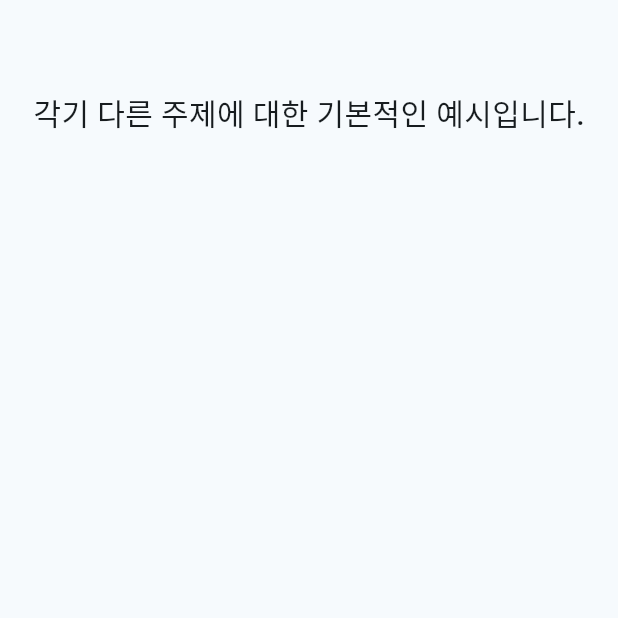
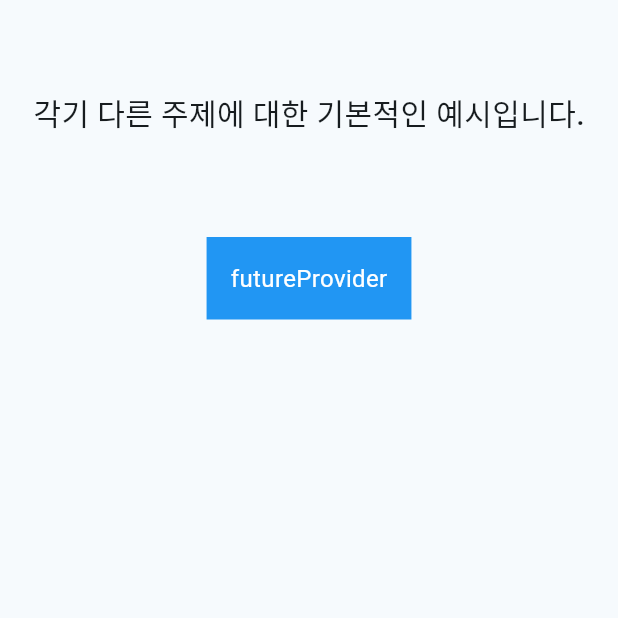
Before and after one commit to 8848man/riverpod_example, a Flutter app: the screen it shows after launch, on a phone screen of 412 x 824 dp, the top half of it. Run offline on Flutter 3.47's test engine with Material 3 defaults, Android fonts, the phone set to English and light mode, and no system bars; our stand-ins replace flutter_riverpod, freezed_annotation, go_router, riverpod_annotation; generated files the repository leaves out were written again.

Commit message:
홈, 페이지 라우팅 기능 추가

```diff
--- a/lib/features/future_provider_example/models/example_model.dart
+++ b/lib/features/future_provider_example/models/example_model.dart
@@ -9,6 +9,9 @@ class PersonData with _$PersonData {
     required Person person,
     @Default(PersonWithDefault()) PersonWithDefault personWithDefault,
   }) = _PersonData;
+
+  factory PersonData.fromJson(Map<String, dynamic> json) =>
+      _$PersonDataFromJson(json);
 }
 
 @freezed
--- a/lib/features/future_provider_example/screens/example_screen.dart
+++ b/lib/features/future_provider_example/screens/example_screen.dart
@@ -5,7 +5,8 @@ class ExampleScreen extends StatelessWidget {
 
   @override
   Widget build(BuildContext context) {
-    return Column(
+    return Scaffold(
+      body: Column(
         mainAxisAlignment: MainAxisAlignment.center,
         children: [
           const Text('Riverpod Example'),
@@ -24,6 +25,7 @@ class ExampleScreen extends StatelessWidget {
             ],
           ),
         ],
+      ),
     );
   }
 }
--- /dev/null
+++ b/lib/features/home/enums/feature_list.dart
@@ -0,0 +1,8 @@
+enum FeatureList {
+  futureProvider('futureProvider', '/futureProvider');
+
+  const FeatureList(this.name, this.routeName);
+
+  final String name;
+  final String routeName;
+}
--- a/lib/features/home/widgets/home_body.dart
+++ b/lib/features/home/widgets/home_body.dart
@@ -1,15 +1,38 @@
 import 'package:flutter/material.dart';
 import 'package:flutter_riverpod/flutter_riverpod.dart';
+import 'package:riverpod_example/features/home/enums/feature_list.dart';
+import 'package:riverpod_example/features/home/view_models/home_view_model.dart';
 
 class HomeBody extends ConsumerWidget {
   const HomeBody({super.key});
 
   @override
   Widget build(BuildContext context, WidgetRef ref) {
-    return _buildContents();
+    return _buildContents(ref);
   }
 
-  Widget _buildContents() {
-    return SingleChildScrollView(child: Column());
+  Widget _buildContents(WidgetRef ref) {
+    return SingleChildScrollView(
+        child: Column(
+      children: _buildWidgetList(ref),
+    ));
+  }
+
+  List<Widget> _buildWidgetList(WidgetRef ref) {
+    final notifier = ref.read(homeViewModelProvider.notifier);
+    return FeatureList.values.map((feature) {
+      return InkWell(
+        onTap: () => notifier.goToFeatures(feature.name),
+        child: Container(
+          margin: const EdgeInsets.all(8),
+          padding: const EdgeInsets.all(16),
+          color: Colors.blue,
+          child: Text(
+            feature.name, // Dart 2.15+부터 name 속성 사용 가능
+            style: const TextStyle(color: Colors.white, fontSize: 16),
+          ),
+        ),
+      );
+    }).toList();
   }
 }
--- a/lib/router/router.dart
+++ b/lib/router/router.dart
@@ -1,6 +1,7 @@
 import 'package:flutter/material.dart';
 import 'package:flutter_riverpod/flutter_riverpod.dart';
 import 'package:go_router/go_router.dart';
+import 'package:riverpod_example/features/future_provider_example/lib.dart';
 import 'package:riverpod_example/features/home/screens/home.dart';
 import 'package:riverpod_example/features/splash/screen/splash.dart';
 import 'package:riverpod_example/router/router_path.dart';
@@ -11,7 +12,8 @@ Widget fadeTransition(
   Animation<double> animation,
   Animation<double> secondaryAnimation,
   Widget child,
-) => FadeTransition(opacity: animation, child: child);
+) =>
+    FadeTransition(opacity: animation, child: child);
 
 Widget slideTransition(context, animation, secondaryAnimation, child) =>
     SlideTransition(
@@ -53,12 +55,21 @@ final goRouterProvider = Provider<GoRouter>((ref) {
       GoRoute(
         path: RouterPath.home.path,
         name: RouterPath.home.name,
-        pageBuilder:
-            (context, state) => CustomTransitionPage<void>(
-              key: state.pageKey,
-              child: const Home(),
-              transitionsBuilder: fadeTransition,
-            ),
+        pageBuilder: (context, state) => CustomTransitionPage<void>(
+          key: state.pageKey,
+          child: const Home(),
+          transitionsBuilder: fadeTransition,
+        ),
+      ),
+
+      GoRoute(
+        path: RouterPath.futureProvider.path,
+        name: RouterPath.futureProvider.name,
+        pageBuilder: (context, state) => CustomTransitionPage<void>(
+          key: state.pageKey,
+          child: const ExampleScreen(),
+          transitionsBuilder: fadeTransition,
+        ),
       ),
 
       // GoRoute(
--- a/lib/router/router_path.dart
+++ b/lib/router/router_path.dart
@@ -2,9 +2,7 @@ enum RouterPath {
   //최상위
   splash('/', '/'),
   home('/home', 'home'),
-  login('/login', 'login'),
-  search('/search', 'search'),
-  register('/register', 'register'),
+  futureProvider('/futureProvider', 'futureProvider'),
 
   // example 하위
   // radioButton('radio_button', 'radio_button'),
```
Also changed, not shown: lib/features/home/models/feature_list_model.dart (+8 -8 lines), lib/features/home/view_models/home_view_model.dart (added, +19 -0 lines), lib/features/home/view_models/feature_list_view_model.dart (deleted). Lines whose indentation alone changed are shown as unchanged.
